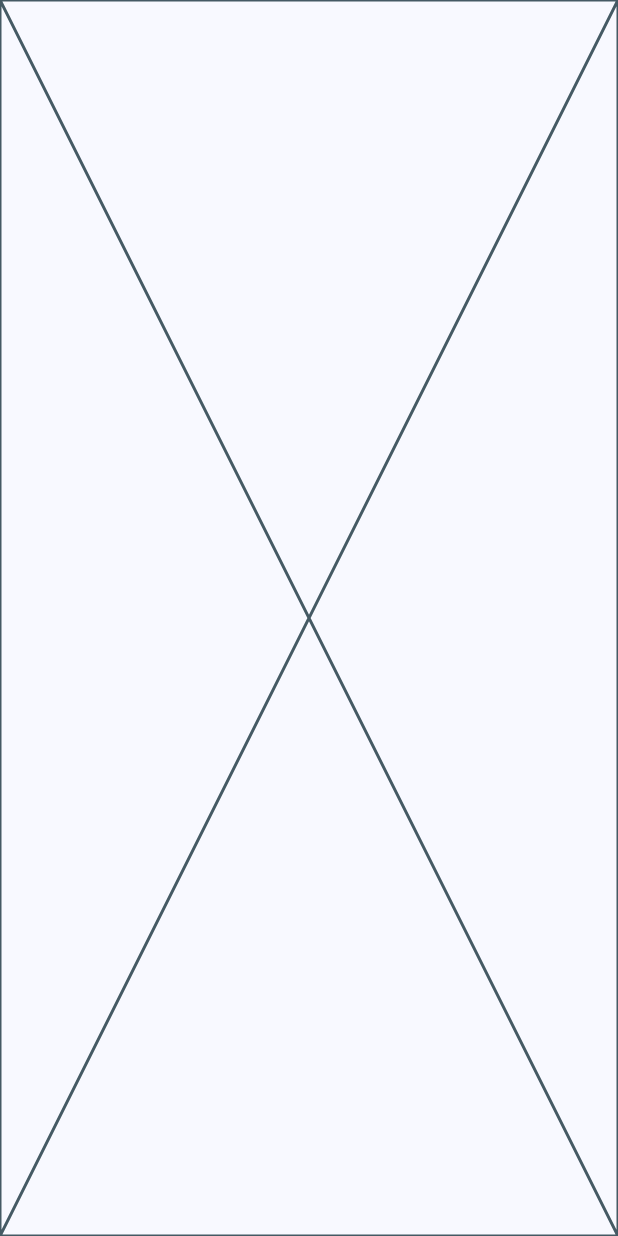
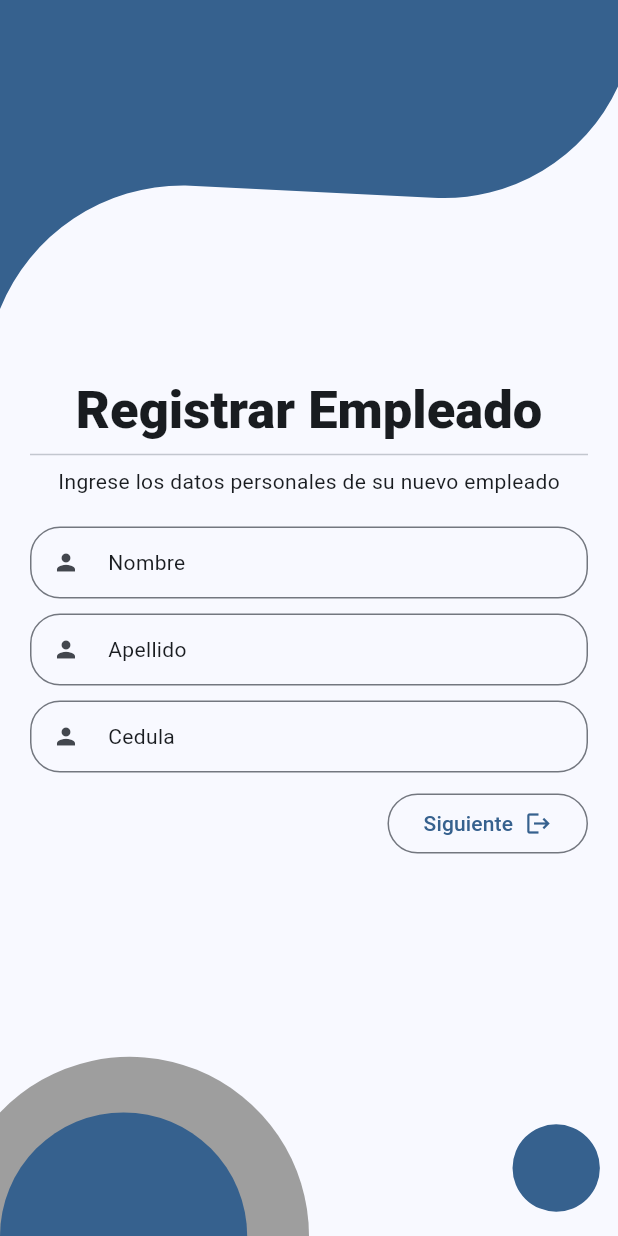
Before and after one commit to MateoLl1/TestApp, a Flutter app: the screen it shows after launch, on a phone screen of 412 x 824 dp. Run offline on Flutter 3.47's test engine with Material 3 defaults, Android fonts, the phone set to English and light mode, and no system bars; our stand-ins replace flutter_riverpod, go_router.

Commit message:
Creando primer formView

```diff
--- a/lib/main.dart
+++ b/lib/main.dart
@@ -12,6 +12,7 @@ class MyApp extends StatelessWidget {
   @override
   Widget build(BuildContext context) {
     return MaterialApp.router(
+      debugShowCheckedModeBanner: false,
       title: 'Material App',
       routerConfig: appRouter,
       theme: AppTheme(isDark: false).getTheme(),
--- a/lib/presentation/screens/home/home_screen.dart
+++ b/lib/presentation/screens/home/home_screen.dart
@@ -1,15 +1,118 @@
 
 
 import 'package:flutter/material.dart';
+import 'package:test_app/presentation/screens/painters/home_painter.dart';
+import 'package:test_app/presentation/widgets/textformfield/custom_text_form_field.dart';
 
 
-class HomeScreen extends StatelessWidget {
+class HomeScreen extends StatefulWidget {
   const HomeScreen({super.key});
 
   @override
+  State<HomeScreen> createState() => _HomeScreenState();
+}
+
+class _HomeScreenState extends State<HomeScreen> {
+  @override
   Widget build(BuildContext context) {
+    final colors = Theme.of(context).colorScheme;
     return Scaffold(
-      body: Placeholder(),
+      resizeToAvoidBottomInset: false,
+      body: Stack(
+        children: [
+
+          CustomPaint(
+            painter: HomePainter(color: colors.primary),
+            child: PageView(
+              children: const [
+                FormHome1(),
+                Placeholder(),
+
+              ],
+            ),
+          )
+
+        ],
+      )
     );
   }
 }
+
+
+class FormHome1 extends StatefulWidget {
+  const FormHome1({super.key});
+
+  @override
+  State<FormHome1> createState() => _FormHome1State();
+}
+
+class _FormHome1State extends State<FormHome1> {
+
+  final _nameFocusNode = FocusNode();
+  final _lastnameFocusNode = FocusNode();
+  final _cedulaFocusNode = FocusNode();
+
+  @override
+  Widget build(BuildContext context) {
+    final textStyle = Theme.of(context).textTheme;
+    return  Padding(
+      padding: const EdgeInsetsDirectional.symmetric(horizontal: 20,vertical: 10),
+      child: Column(
+        mainAxisAlignment: MainAxisAlignment.center,
+        children: [
+
+          Text(
+            'Registrar Empleado',
+            style: textStyle.titleLarge?.copyWith(
+              fontWeight: FontWeight.w800,
+              fontSize: 35
+            ),
+          ),
+          const Divider(),
+          const Text('Ingrese los datos personales de su nuevo empleado'),
+          const SizedBox(height: 20,),
+          CustomTextFormField(
+            label: 'Nombre',
+            hintText: 'John',
+            icon: Icons.person,
+            focusNode: _nameFocusNode,
+          ),
+
+          const SizedBox(height: 10,),
+          CustomTextFormField(
+            label: 'Apellido',
+            hintText: 'Doe',
+            icon: Icons.person,
+            focusNode: _lastnameFocusNode,
+          ),
+          const SizedBox(height: 10,),
+          CustomTextFormField(
+            label: 'Cedula',
+            hintText: 'Ejm: 1756147899',
+            icon: Icons.person,
+            focusNode: _cedulaFocusNode,
+          ),
+
+
+          const SizedBox(height: 10,),
+          Align(
+            alignment: Alignment.centerRight,
+            child: OutlinedButton(
+              onPressed: () {},
+              child: const Row(
+                mainAxisSize: MainAxisSize.min,
+                children: [
+                  Text('Siguiente'),
+                  SizedBox(width: 8),
+                  Icon(Icons.logout),
+                ],
+              ),
+            ),
+          ),
+
+
+        ],
+      ),
+    );
+  }
+}
--- /dev/null
+++ b/lib/presentation/widgets/textformfield/custom_text_form_field.dart
@@ -0,0 +1,79 @@
+import 'package:flutter/material.dart';
+
+class CustomTextFormField extends StatefulWidget {
+  const CustomTextFormField({
+      super.key,
+      this.label,
+      this.hintText,
+      this.error,
+      this.icon,
+      this.onChanged,
+      this.validator,
+      this.oscureText = false,
+      this.onFieldSubmitted,
+      this.onTapOutside,
+      this.focusNode
+    });
+
+  final String? label;
+  final String? hintText;
+  final String? error;
+  final bool oscureText;
+  final IconData? icon;
+  final Function(String)? onChanged;
+  final String? Function(String?)? validator;
+  final Function(String)? onFieldSubmitted;
+  final void Function(PointerDownEvent)? onTapOutside;
+  final FocusNode? focusNode;
+
+  @override
+  State<CustomTextFormField> createState() => _CustomTextFormFieldState();
+}
+
+class _CustomTextFormFieldState extends State<CustomTextFormField> {
+  bool hidePassword = true;
+  @override
+  Widget build(BuildContext context) {
+    final textStyle = Theme.of(context).textTheme;
+    final border = OutlineInputBorder(
+      borderRadius: BorderRadius.circular(20),
+    );
+
+    return TextFormField(
+      keyboardType: TextInputType.emailAddress,
+      focusNode: widget.focusNode,
+      onTapOutside: (event) {
+        widget.focusNode?.unfocus();
+      },
+      onChanged: widget.onChanged,
+      onFieldSubmitted: widget.onFieldSubmitted,
+      validator: widget.validator,
+      obscureText: (widget.oscureText) ? hidePassword : !hidePassword,
+      decoration: InputDecoration(
+        labelStyle: textStyle.bodyMedium,
+        border: border,
+        label: (widget.label != null) ? Text("${widget.label}") : const Text(""),
+        isDense: true,
+        prefixIcon: (widget.icon!=null) ? Icon(widget.icon) : null,
+        hintText: widget.hintText,
+        errorText: (widget.error!=null) ? widget.error : null,
+        suffixIcon: widget.oscureText
+        ? InkWell(
+          borderRadius: BorderRadius.circular(50),
+          child: (hidePassword==true)
+          ? const Icon(Icons.visibility_off)
+          : const Icon(Icons.visibility)
+        ,
+          onTap: () {
+            setState(() {
+              hidePassword = !hidePassword;
+            });
+          },
+        )
+        :null
+      ),
+    );
+  }
+}
+
+//Icon(Icons.remove_red_eye_outlined)
```
Also changed, not shown: lib/presentation/screens/painters/home_painter.dart (added, +81 -0 lines), 1 other file.
